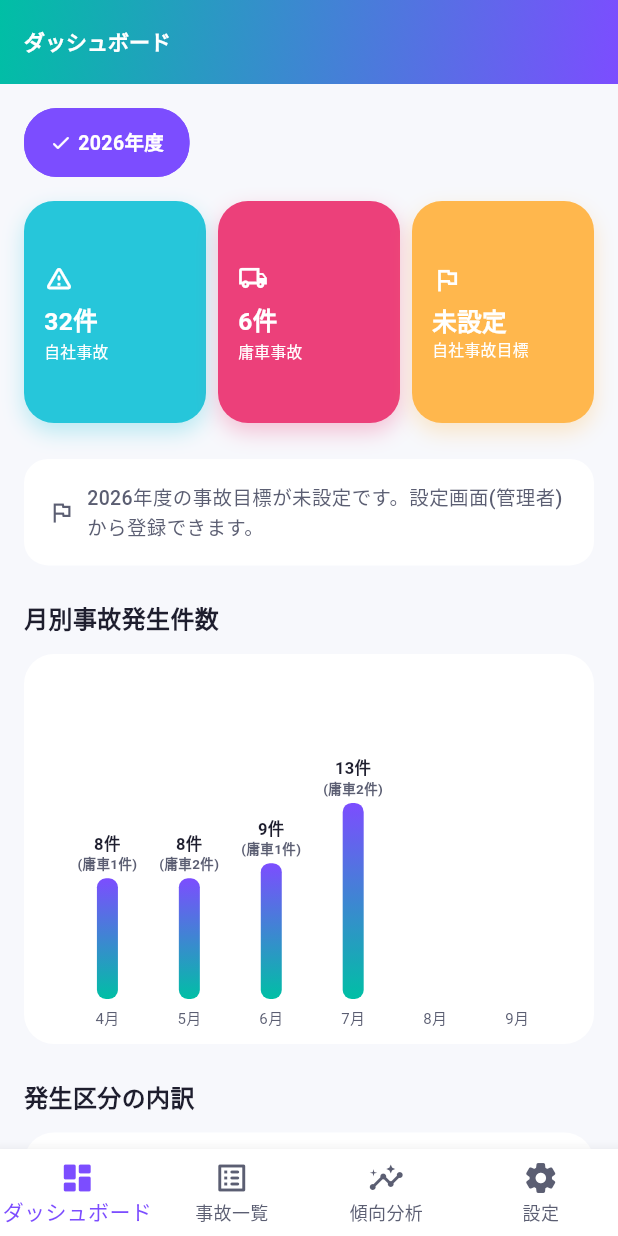
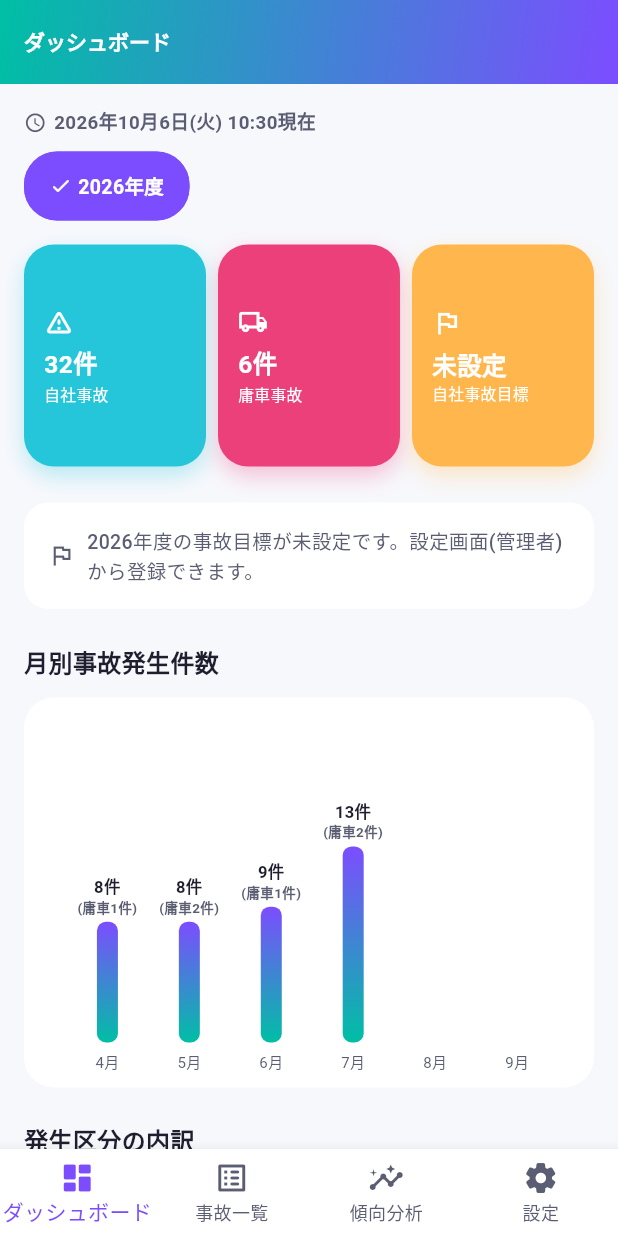
Before and after one commit to ke-suzuki-commits/accident-manager, a Flutter app: the screen it shows once a user with an empty profile is signed in, on a phone screen of 412 x 824 dp. Run offline on Flutter 3.47's test engine with Material 3 defaults, Android fonts, the phone set to English and light mode, and no system bars; drawn by our look-alikes of fl_chart; our stand-ins replace cloud_firestore, firebase_auth, firebase_core, hive, hive_flutter, pdf and 2 more; accounts and stored records are empty.

Commit message:
genspark auto-backup

```diff
--- a/lib/screens/dashboard_screen.dart
+++ b/lib/screens/dashboard_screen.dart
@@ -1,3 +1,5 @@
+import 'dart:async';
+
 import 'package:flutter/material.dart';
 import 'package:fl_chart/fl_chart.dart';
 import 'package:provider/provider.dart';
@@ -21,6 +23,41 @@ class DashboardScreen extends StatefulWidget {
 
 class _DashboardScreenState extends State<DashboardScreen> {
   int? _selectedYear;
+
+  // ---- 現在日時表示(1分ごとに自動更新) ----
+  late DateTime _now;
+  Timer? _clockTimer;
+  static const _weekdayLabels = ['月', '火', '水', '木', '金', '土', '日'];
+
+  @override
+  void initState() {
+    super.initState();
+    _now = DateTime.now();
+    // 次の分の0秒ちょうどに最初の更新を合わせ、以後は1分ごとに更新する。
+    final secondsToNextMinute = 60 - _now.second;
+    _clockTimer = Timer(Duration(seconds: secondsToNextMinute), () {
+      if (!mounted) return;
+      setState(() => _now = DateTime.now());
+      _clockTimer = Timer.periodic(const Duration(minutes: 1), (_) {
+        if (!mounted) return;
+        setState(() => _now = DateTime.now());
+      });
+    });
+  }
+
+  @override
+  void dispose() {
+    _clockTimer?.cancel();
+    super.dispose();
+  }
+
+  /// 「2026年10月6日(火)16:18現在」形式の文字列を組み立てる。
+  String get _currentDateTimeLabel {
+    final weekday = _weekdayLabels[_now.weekday - 1];
+    final hh = _now.hour.toString().padLeft(2, '0');
+    final mm = _now.minute.toString().padLeft(2, '0');
+    return '${_now.year}年${_now.month}月${_now.day}日($weekday) $hh:$mm現在';
+  }
 
   @override
   Widget build(BuildContext context) {
@@ -70,6 +107,8 @@ class _DashboardScreenState extends State<DashboardScreen> {
               child: Column(
                 crossAxisAlignment: CrossAxisAlignment.start,
                 children: [
+                  _buildCurrentDateTime(),
+                  const SizedBox(height: 10),
                   _buildYearSelector(years, currentYear, selectedYear),
                   const SizedBox(height: 16),
                   _buildStatCards(
@@ -392,6 +431,29 @@ class _DashboardScreenState extends State<DashboardScreen> {
         fontWeight: FontWeight.bold,
         color: AppColors.textPrimary,
       ),
+    );
+  }
+
+  /// 現在の年月日・曜日・時刻を表示する(1分ごとに自動更新)。
+  /// 例: 「2026年10月6日(火) 16:18現在」
+  Widget _buildCurrentDateTime() {
+    return Row(
+      children: [
+        const Icon(
+          Icons.access_time_rounded,
+          size: 15,
+          color: AppColors.textSecondary,
+        ),
+        const SizedBox(width: 5),
+        Text(
+          _currentDateTimeLabel,
+          style: const TextStyle(
+            fontSize: 12.5,
+            fontWeight: FontWeight.w600,
+            color: AppColors.textSecondary,
+          ),
+        ),
+      ],
     );
   }
 
```
